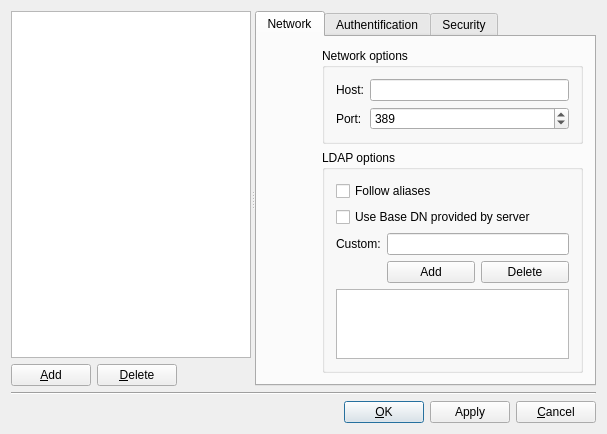
Old version of the form resources/forms/ServerDialogDesign.ui in the repository einaru/luma.
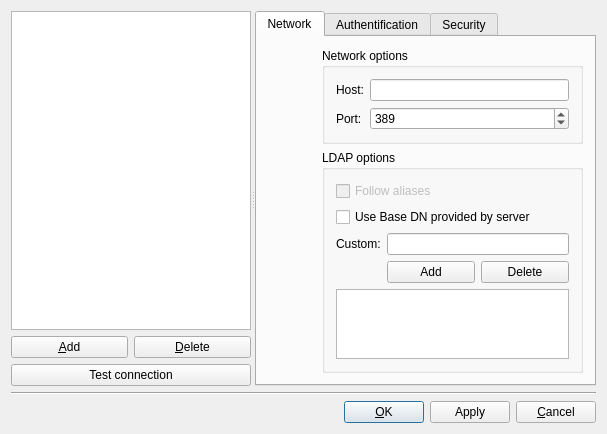
New version of the form.

```diff
--- a/resources/forms/ServerDialogDesign.ui
+++ b/resources/forms/ServerDialogDesign.ui
@@ -51,7 +51,7 @@
        <property name="margin">
         <number>0</number>
        </property>
-       <item row="0" column="0" colspan="3">
+       <item row="0" column="0" colspan="2">
         <widget class="QListView" name="serverListView">
          <property name="sizePolicy">
           <sizepolicy hsizetype="Preferred" vsizetype="Expanding">
@@ -84,18 +84,18 @@
          </property>
         </widget>
        </item>
-       <item row="1" column="2">
-        <spacer name="hspacer2">
-         <property name="orientation">
-          <enum>Qt::Horizontal</enum>
+       <item row="2" column="0" colspan="2">
+        <widget class="QPushButton" name="testConnectionButton">
+         <property name="sizePolicy">
+          <sizepolicy hsizetype="Expanding" vsizetype="Fixed">
+           <horstretch>0</horstretch>
+           <verstretch>0</verstretch>
+          </sizepolicy>
          </property>
-         <property name="sizeHint" stdset="0">
-          <size>
-           <width>40</width>
-           <height>20</height>
-          </size>
+         <property name="text">
+          <string>Test connection</string>
          </property>
-        </spacer>
+        </widget>
        </item>
       </layout>
      </widget>
@@ -206,6 +206,9 @@
               <layout class="QGridLayout" name="LDAPGrid">
                <item row="0" column="0" colspan="2">
                 <widget class="QCheckBox" name="aliasBox">
+                 <property name="enabled">
+                  <bool>false</bool>
+                 </property>
                  <property name="text">
                   <string>Follow aliases</string>
                  </property>
```
Left out of the diff: 121 changed lines with no effect on the pictures.
